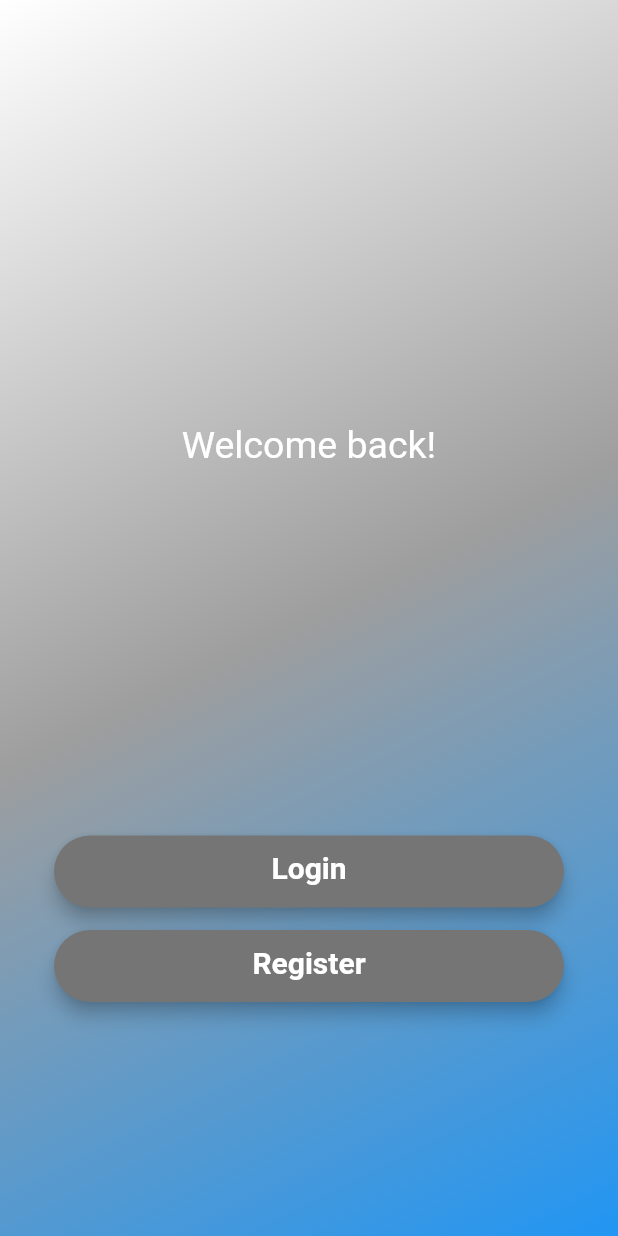
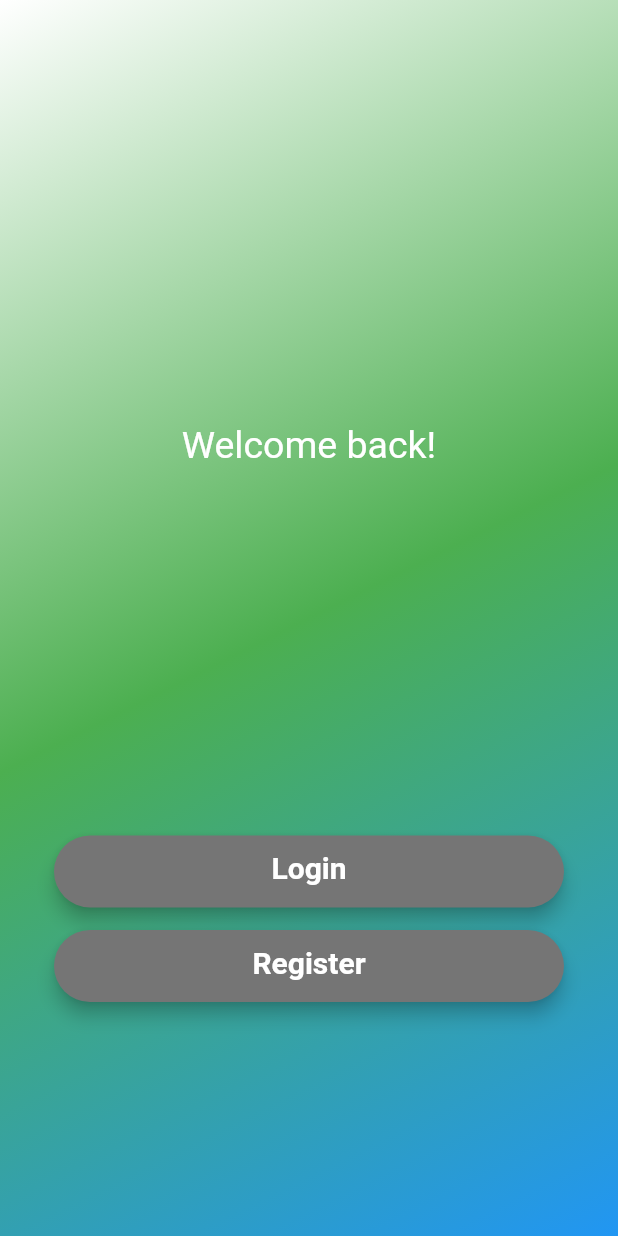
Before and after one commit to Afram94/HiLoGame_Flutter, a Flutter app: the screen it shows after launch, on a phone screen of 412 x 824 dp. Run offline on Flutter 3.47's test engine with Material 2 defaults, Android fonts, the phone set to English and light mode, and no system bars; our stand-ins replace cloud_firestore, firebase_auth, firebase_core, flutter_spinkit, shared_preferences; accounts and stored records are empty.

Commit message:
new test

```diff
--- a/lib/views/opening_screen.dart
+++ b/lib/views/opening_screen.dart
@@ -107,7 +107,7 @@ class _OpeningViewState extends State<OpeningView> {
           gradient: LinearGradient(
               begin: Alignment.topLeft,
               end: Alignment.bottomRight,
-              colors: [Colors.white,Colors.grey, Colors.blue])),
+              colors: [Colors.white,Colors.green, Colors.blue])),
       //____________________________________
       padding: EdgeInsets.all(36),
       child: Column(
```
